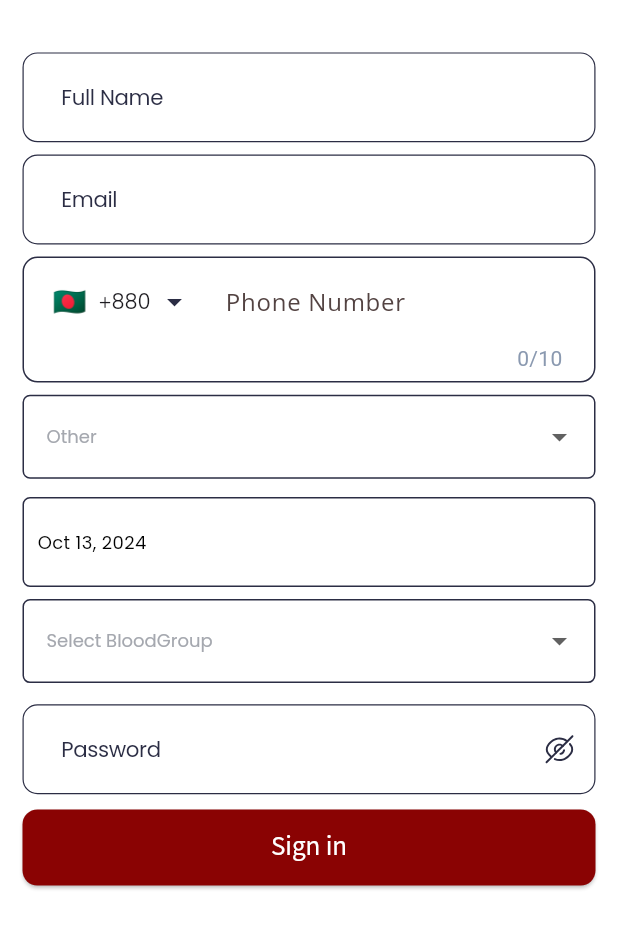
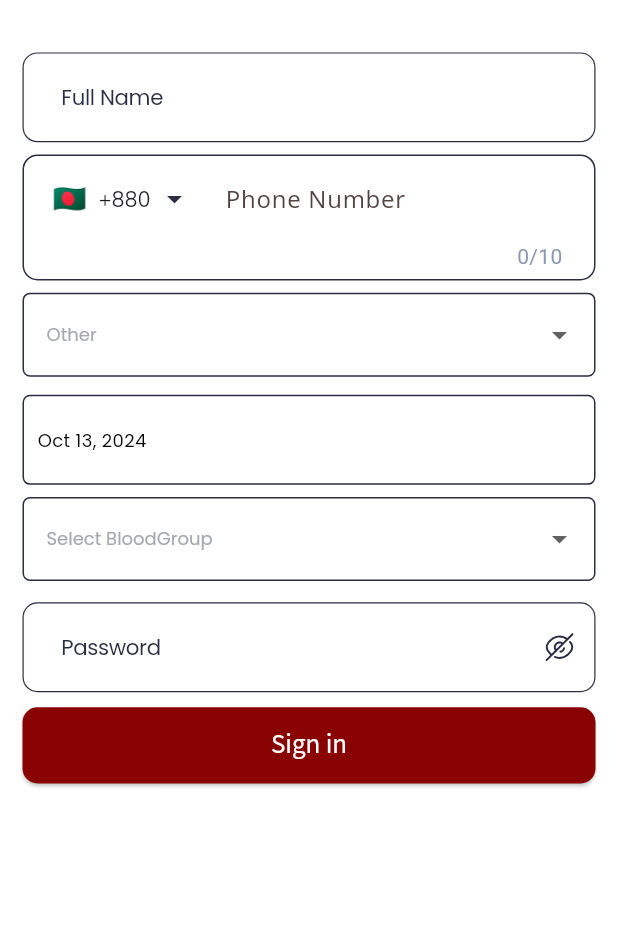
Before and after one commit to HasanMasrur/blood-search-app, a Flutter app: the screen it shows after launch, after a tap on "Sign in", after a tap on "Sign Up Now", on a phone screen of 412 x 824 dp, the part 252-1201 px from its top. Run offline on Flutter 3.47's test engine with Material 3 defaults, Android fonts, the phone set to English and light mode, and no system bars; drawn by our look-alikes of intl_phone_field; our stand-ins replace dartz, dio, equatable, flutter_animate, flutter_bloc, flutter_screenutil and 5 more; project files that could hold a hidden picture were left out.

Commit message:
phone_number_widget create

```diff
--- a/lib/features/auth/presentation/pages/login_screen.dart
+++ b/lib/features/auth/presentation/pages/login_screen.dart
@@ -10,14 +10,11 @@ import 'package:bloodsearchapp/features/auth/data/models/loginUc.dart';
 import 'package:bloodsearchapp/features/auth/presentation/cubit/login/login_cubit.dart';
 import 'package:bloodsearchapp/features/auth/presentation/cubit/login/login_state.dart';
 import 'package:bloodsearchapp/features/auth/presentation/widgets/login_icon_button.dart';
+import 'package:bloodsearchapp/features/auth/presentation/widgets/phone_number_widget.dart';
 import 'package:flutter/material.dart';
-import 'package:flutter/services.dart';
 import 'package:flutter_bloc/flutter_bloc.dart';
 import 'package:flutter_screenutil/flutter_screenutil.dart';
 import 'package:flutter_svg/flutter_svg.dart';
-import 'package:google_fonts/google_fonts.dart';
-import 'package:intl_phone_field/country_picker_dialog.dart';
-import 'package:intl_phone_field/intl_phone_field.dart';
 import 'package:intl_phone_field/phone_number.dart';
 import 'package:bloodsearchapp/core/error/validator.dart';
 
@@ -29,7 +26,7 @@ class LoginScreen extends StatefulWidget {
 
 class LoginScreenState extends State<LoginScreen> {
   final GlobalKey<FormState> formKey = GlobalKey<FormState>();
-  late TextEditingController phoneCNT = TextEditingController(text: '');
+  TextEditingController phoneCNT = TextEditingController(text: '');
   final TextEditingController password = TextEditingController(text: "");
   TextEditingController email = TextEditingController(text: "");
   final isPasswordVisible = ValueNotifier(true);
@@ -93,98 +90,19 @@ class LoginScreenState extends State<LoginScreen> {
                           fontSize: 22.sp),
                     ),
                     25.verticalSpace,
-                    IntlPhoneField(
-                      flagsButtonPadding:
-                          EdgeInsets.symmetric(horizontal: 10, vertical: 15.h),
-                      dropdownIconPosition: IconPosition.trailing,
-                      pickerDialogStyle: PickerDialogStyle(
-                          countryNameStyle: TextStyle(
-                        fontStyle: FontStyle.normal,
-                        fontSize: 15.h,
-                      )),
-                      controller: phoneCNT,
-                      onCountryChanged: (country) {
-                        //  log("Max ${country.maxLength}");
-                      },
-                      style: GoogleFonts.poppins(
-                        fontStyle: FontStyle.normal,
-                        textStyle: Theme.of(context).textTheme.displayLarge,
-                        fontSize: 13.h,
-                        fontWeight: FontWeight.w600,
-                        color: context.isDarkMode
-                            ? AppColors.white
-                            : AppColors.black,
-                      ),
-                      keyboardType: TextInputType
-                          .phone, // This sets the keyboard to numeric
-                      inputFormatters: [
-                        FilteringTextInputFormatter
-                            .digitsOnly, // This allows only digits
-                      ],
-                      decoration: InputDecoration(
-                        fillColor: context.isDarkMode
-                            ? AppColors.black
-                            : AppColors.white,
-                        prefixIconColor: Colors.grey,
-                        errorText: null,
-                        labelText: 'Phone Number',
-                        // border: InputBorder.none,
-                        // label: ,
-                        border: OutlineInputBorder(
-                          borderRadius: BorderRadius.circular(10.w),
-                          borderSide: BorderSide(
-                              width: 1,
-                              color: context.isDarkMode
-                                  ? AppColors.white
-                                  : AppColors.black),
-                        ),
-                        enabledBorder: OutlineInputBorder(
-                          borderRadius: BorderRadius.circular(10.w),
-                          borderSide: BorderSide(
-                              width: 1,
-                              color: context.isDarkMode
-                                  ? AppColors.white
-                                  : AppColors.black),
-                        ),
-                        focusedBorder: OutlineInputBorder(
-                          borderRadius: BorderRadius.circular(10.w),
-                          borderSide: BorderSide(
-                              width: 1,
-                              color: context.isDarkMode
-                                  ? AppColors.white
-                                  : AppColors.black),
-                        ),
-                        errorBorder: OutlineInputBorder(
-                          borderSide: BorderSide(
-                            color: context.isDarkMode
-                                ? AppColors.white
-                                : AppColors.black,
-                            width: 1,
-                          ),
-                        ),
-                        errorStyle: GoogleFonts.poppins(
-                          fontStyle: FontStyle.normal,
-                          textStyle: Theme.of(context).textTheme.displayLarge,
-                          color: const Color(0xff474747),
-                          fontSize: 10,
-                          fontWeight: FontWeight.w600,
-                        ),
-                      ),
-                      initialCountryCode: 'BD',
-                      onChanged: (phone) {
-                        //   log(phone.countryISOCode);
-                        phoneValue.value = phone;
-                      },
-                      // validator: (value) {
-                      //   if (value == null || value.number.isEmpty) {
-                      //     return 'Please enter your phone number';
-                      //   } else if (value.number.length < 10) {
-                      //     return 'Please enter a valid phone number';
-                      //   }
-                      //   return null;
-                      // },
-                    ),
-                    18.verticalSpace,
+                    ValueListenableBuilder(
+                        valueListenable: phoneValue,
+                        builder: (context, isVisible, widget) {
+                          return PhoneNumberWidget(
+                            phoneCNT: phoneCNT,
+                            onChanged: (PhoneNumber phone) {
+                              log(phone.countryISOCode);
+                              phoneValue.value = phone;
+                            },
+                          );
+                        }),
+
+                    12.verticalSpace,
                     // password field :
                     ValueListenableBuilder(
                         valueListenable: isPasswordVisible,
--- a/lib/features/auth/presentation/pages/signup_screen.dart
+++ b/lib/features/auth/presentation/pages/signup_screen.dart
@@ -25,7 +25,7 @@ class SignUpScreenState extends State<SignUpScreen> {
   final GlobalKey<FormState> formKey = GlobalKey<FormState>();
   late TextEditingController phoneCNT = TextEditingController(text: '');
   final TextEditingController password = TextEditingController(text: "");
-  TextEditingController email = TextEditingController(text: "");
+  TextEditingController fullName = TextEditingController(text: "");
   final isPasswordVisible = ValueNotifier(true);
   bool isShowPass = false;
   List<DropdownMenuItem<String>> get dropdownItems {
@@ -118,7 +118,7 @@ class SignUpScreenState extends State<SignUpScreen> {
                       suffixlogo: '',
                       lable: "Full Name",
                       hintTitle: "Full Name",
-                      inputController: password,
+                      inputController: fullName,
                       isValid: true,
                       logo: '',
                       onTap: () {
@@ -128,24 +128,7 @@ class SignUpScreenState extends State<SignUpScreen> {
                       validator: (firstName) =>
                           firstName?.isValid(6, "passsword"),
                     ),
-                    8.verticalSpace,
-                    InputFieldWidget(
-                      sufixIconview: false,
-                      prefixIconview:
-                          password.value.text.isNotEmpty ? false : false,
-                      suffixlogo: '',
-                      lable: "Email",
-                      hintTitle: "Email",
-                      inputController: password,
-                      isValid: true,
-                      logo: '',
-                      onTap: () {
-                        isPasswordVisible.value = !isPasswordVisible.value;
-                      },
-                      passwordVisible: false,
-                      validator: (firstName) =>
-                          firstName?.isValid(6, "passsword"),
-                    ),
+
                     8.verticalSpace,
                     Container(
                       padding: const EdgeInsets.all(5),
--- /dev/null
+++ b/lib/features/auth/presentation/widgets/phone_number_widget.dart
@@ -0,0 +1,94 @@
+import 'package:bloodsearchapp/config/const/app/app_colors.dart';
+import 'package:bloodsearchapp/config/ulilities/extensions/context_extensions.dart';
+import 'package:flutter/material.dart';
+import 'package:flutter/services.dart';
+import 'package:flutter_screenutil/flutter_screenutil.dart';
+import 'package:google_fonts/google_fonts.dart';
+import 'package:intl_phone_field/country_picker_dialog.dart';
+import 'package:intl_phone_field/intl_phone_field.dart';
+import 'package:intl_phone_field/phone_number.dart';
+
+// ignore: must_be_immutable
+class PhoneNumberWidget extends StatelessWidget {
+  TextEditingController phoneCNT;
+  void Function(PhoneNumber)? onChanged;
+  PhoneNumberWidget({super.key, required this.phoneCNT, this.onChanged});
+
+  @override
+  Widget build(BuildContext context) {
+    // TODO: implement build
+    return IntlPhoneField(
+      flagsButtonPadding: EdgeInsets.symmetric(horizontal: 10, vertical: 15.h),
+      dropdownIconPosition: IconPosition.trailing,
+      pickerDialogStyle: PickerDialogStyle(
+          countryNameStyle: TextStyle(
+        fontStyle: FontStyle.normal,
+        fontSize: 15.h,
+      )),
+      controller: phoneCNT,
+      onCountryChanged: (country) {
+        //  log("Max ${country.maxLength}");
+      },
+      style: GoogleFonts.poppins(
+        fontStyle: FontStyle.normal,
+        textStyle: Theme.of(context).textTheme.displayLarge,
+        fontSize: 13.h,
+        fontWeight: FontWeight.w600,
+        color: context.isDarkMode ? AppColors.white : AppColors.black,
+      ),
+      keyboardType: TextInputType.phone, // This sets the keyboard to numeric
+      inputFormatters: [
+        FilteringTextInputFormatter.digitsOnly, // This allows only digits
+      ],
+      decoration: InputDecoration(
+        fillColor: context.isDarkMode ? AppColors.black : AppColors.white,
+        prefixIconColor: Colors.grey,
+        errorText: null,
+        labelText: 'Phone Number',
+        // border: InputBorder.none,
+        // label: ,
+        border: OutlineInputBorder(
+          borderRadius: BorderRadius.circular(10.w),
+          borderSide: BorderSide(
+              width: 1,
+              color: context.isDarkMode ? AppColors.white : AppColors.black),
+        ),
+        enabledBorder: OutlineInputBorder(
+          borderRadius: BorderRadius.circular(10.w),
+          borderSide: BorderSide(
+              width: 1,
+              color: context.isDarkMode ? AppColors.white : AppColors.black),
+        ),
+        focusedBorder: OutlineInputBorder(
+          borderRadius: BorderRadius.circular(10.w),
+          borderSide: BorderSide(
+              width: 1,
+              color: context.isDarkMode ? AppColors.white : AppColors.black),
+        ),
+        errorBorder: OutlineInputBorder(
+          borderSide: BorderSide(
+            color: context.isDarkMode ? AppColors.white : AppColors.black,
+            width: 1,
+          ),
+        ),
+        errorStyle: GoogleFonts.poppins(
+          fontStyle: FontStyle.normal,
+          textStyle: Theme.of(context).textTheme.displayLarge,
+          color: const Color(0xff474747),
+          fontSize: 10,
+          fontWeight: FontWeight.w600,
+        ),
+      ),
+      initialCountryCode: 'BD',
+      onChanged: onChanged,
+      // validator: (value) {
+      //   if (value == null || value.number.isEmpty) {
+      //     return 'Please enter your phone number';
+      //   } else if (value.number.length < 10) {
+      //     return 'Please enter a valid phone number';
+      //   }
+      //   return null;
+      // },
+    );
+  }
+}
```
